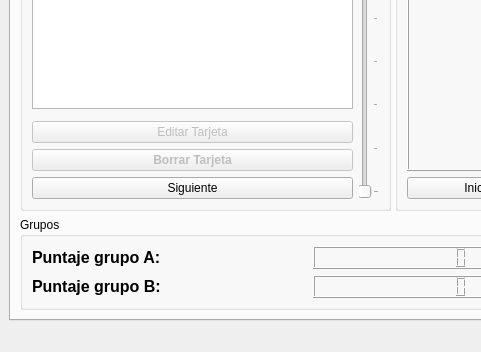
First picture: the form in mainWindow.ui, repository ivanalejandro0/taboowords.v1, before the edit; both pictures show x 0 to 481 and y 337 to 689 of the 901 by 689 pixel window.
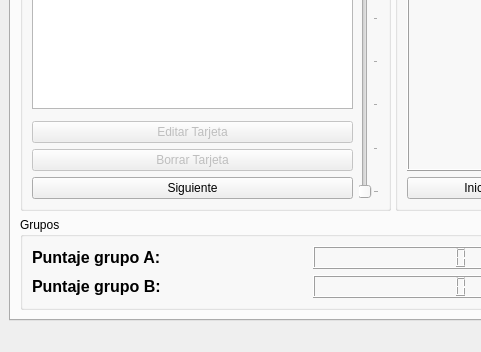
Second picture: the form after the edit. Custom widgets are drawn as their Qt base class.

Diff of the .ui file:
```diff
--- a/mainWindow.ui
+++ b/mainWindow.ui
@@ -110,6 +110,12 @@
               <property name="enabled">
                <bool>false</bool>
               </property>
+              <property name="font">
+               <font>
+                <weight>50</weight>
+                <bold>false</bold>
+               </font>
+              </property>
               <property name="text">
                <string>Borrar Tarjeta</string>
               </property>
```
